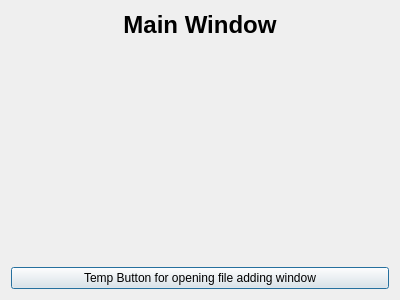
This is mainwindow.ui in FigueroaCode/Scribble as Qt 5 draws it before an edit. The edited form follows.
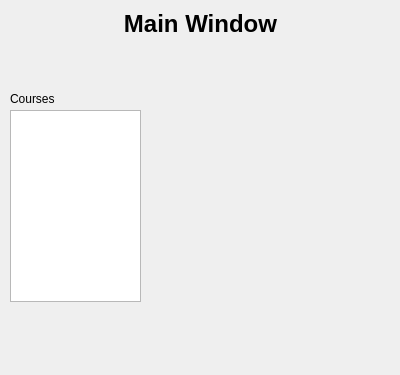
This is the edited form.

Commit message: Created a temporary course window ui

```diff
--- a/mainwindow.ui
+++ b/mainwindow.ui
@@ -7,15 +7,60 @@
     <x>0</x>
     <y>0</y>
     <width>400</width>
-    <height>300</height>
+    <height>375</height>
    </rect>
   </property>
+  <property name="sizePolicy">
+   <sizepolicy hsizetype="Fixed" vsizetype="Fixed">
+    <horstretch>0</horstretch>
+    <verstretch>0</verstretch>
+   </sizepolicy>
+  </property>
   <property name="windowTitle">
    <string>Dialog</string>
   </property>
-  <layout class="QVBoxLayout" name="verticalLayout">
-   <item>
+  <widget class="QListWidget" name="coursesList">
+   <property name="geometry">
+    <rect>
+     <x>10</x>
+     <y>110</y>
+     <width>131</width>
+     <height>192</height>
+    </rect>
+   </property>
+  </widget>
+  <widget class="QLabel" name="coursesLabel">
+   <property name="geometry">
+    <rect>
+     <x>10</x>
+     <y>90</y>
+     <width>61</width>
+     <height>17</height>
+    </rect>
+   </property>
+   <property name="text">
+    <string>Courses</string>
+   </property>
+  </widget>
+  <widget class="QSplitter" name="splitter">
+   <property name="geometry">
+    <rect>
+     <x>20</x>
+     <y>10</y>
+     <width>361</width>
+     <height>33</height>
+    </rect>
+   </property>
+   <property name="orientation">
+    <enum>Qt::Horizontal</enum>
+   </property>
     <widget class="QLabel" name="label">
+    <property name="sizePolicy">
+     <sizepolicy hsizetype="Fixed" vsizetype="Fixed">
+      <horstretch>0</horstretch>
+      <verstretch>0</verstretch>
+     </sizepolicy>
+    </property>
      <property name="text">
       <string>&lt;h1&gt;Main Window&lt;/h1&gt;</string>
      </property>
@@ -23,15 +68,7 @@
       <set>Qt::AlignHCenter|Qt::AlignTop</set>
      </property>
     </widget>
-   </item>
-   <item>
-    <widget class="QPushButton" name="pushButton">
-     <property name="text">
-      <string>Temp Button for opening file adding window</string>
-     </property>
-    </widget>
-   </item>
-  </layout>
+  </widget>
  </widget>
  <resources/>
  <connections/>
```
Lines whose indentation alone changed are shown as unchanged. The commit also changes 7 other files.
